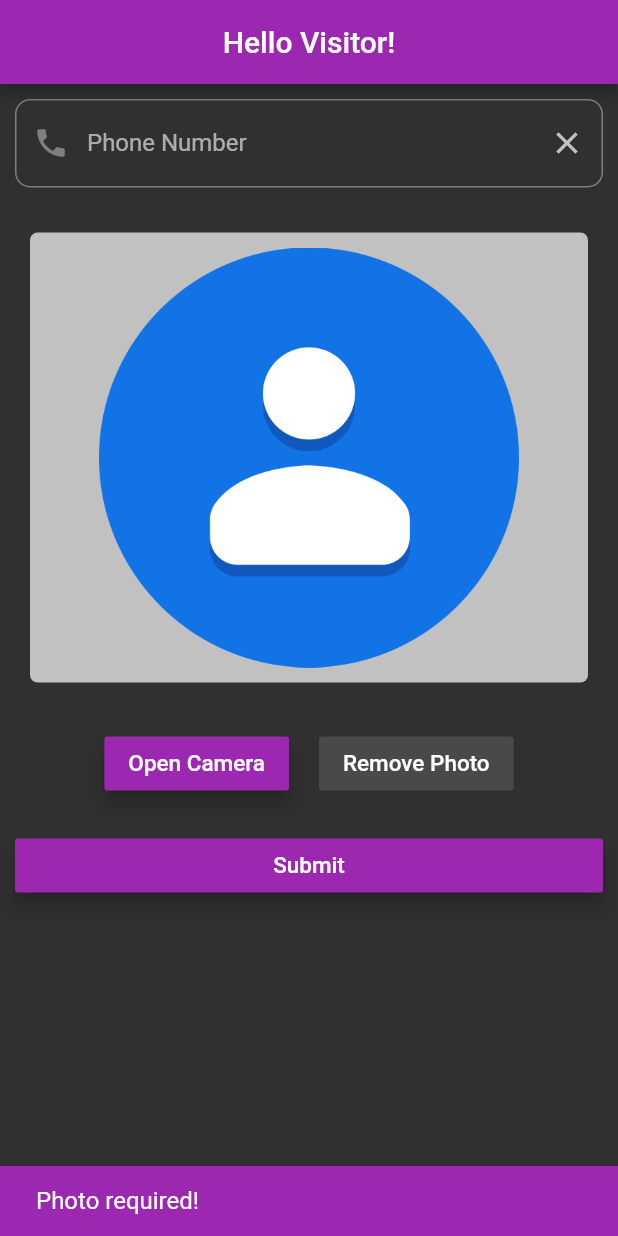
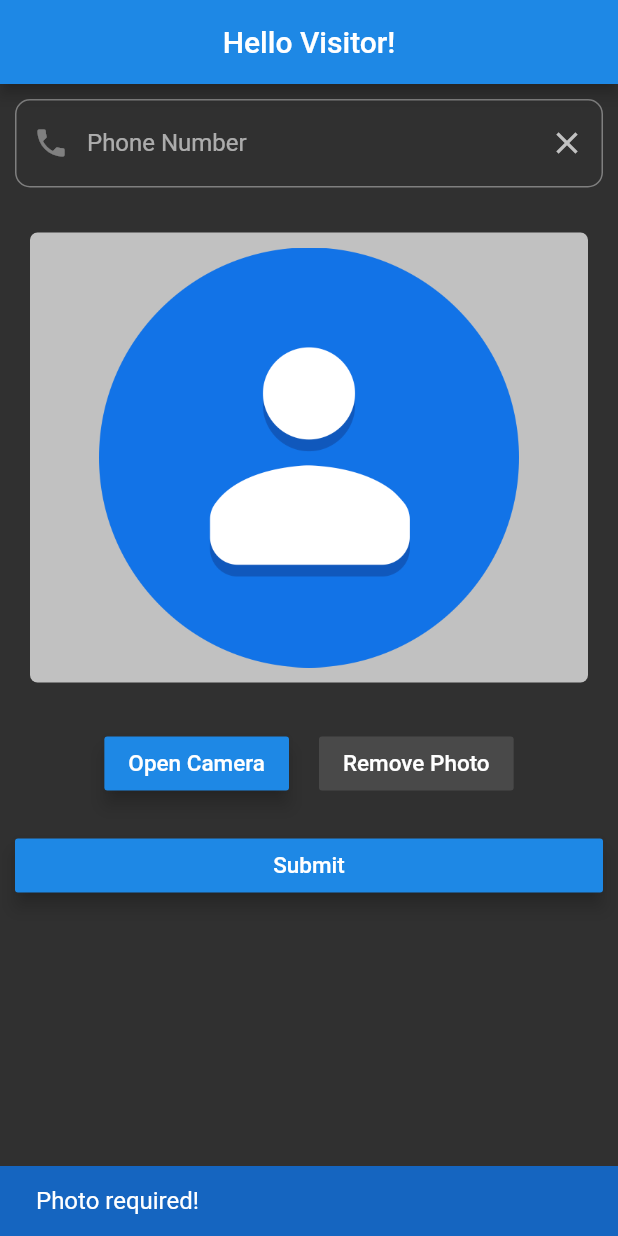
Before and after one commit to Amol11/Visitor-testapp, a Flutter app: the screen it shows after launch, after a tap on "Submit", on a phone screen of 412 x 824 dp. Run offline on Flutter 3.47's test engine with Material 2 defaults, Android fonts, the phone set to English and light mode, and no system bars; our stand-ins replace firebase_auth, image_picker; accounts and stored records are empty.

Commit message:
UI changes

```diff
--- a/lib/common/widgets/snackbar.dart
+++ b/lib/common/widgets/snackbar.dart
@@ -2,14 +2,15 @@ import 'package:flutter/material.dart';
 
 showSnackBar(String message,final GlobalKey<ScaffoldState> _scaffoldKey) {
   var snackBar = SnackBar(
-    duration: Duration(seconds: 1),
-    backgroundColor: Colors.purple,
+    duration: Duration(seconds: 3),
+    backgroundColor: Colors.blue[800],
     content: Text(
       message,
+      textAlign: TextAlign.justify,
       style: TextStyle(
         fontSize: 16.0,
         fontWeight: FontWeight.w400,
-        color: Colors.white
+        color: Colors.white,
       ),
     ),
   );
--- a/lib/main.dart
+++ b/lib/main.dart
@@ -9,7 +9,23 @@ class VisitorApp extends StatelessWidget{
   Widget build(BuildContext context) {
     //SystemChrome.setEnabledSystemUIOverlays ([]);
     return MaterialApp(
-      theme: ThemeData.dark(),
+      theme: ThemeData(
+        // Define the default brightness and colors.
+        brightness: Brightness.dark,
+        primaryColor: Colors.purpleAccent,
+        accentColor: Colors.cyan[600],
+
+        // Define the default font family.
+        fontFamily: 'Roboto',
+
+        // Define the default TextTheme. Use this to specify the default
+        // text styling for headlines, titles, bodies of text, and more.
+//        textTheme: TextTheme(
+//          headline: TextStyle(fontSize: 72.0, fontWeight: FontWeight.bold),
+//          title: TextStyle(fontSize: 36.0, fontStyle: FontStyle.italic),
+//          body1: TextStyle(fontSize: 14.0, fontFamily: 'Roboto'),
+//        ),
+      ),
       home: LoginPg(),
     );
   }
--- a/lib/screens/login.dart
+++ b/lib/screens/login.dart
@@ -23,17 +23,16 @@ class LoginPgState extends State<LoginPg> {
   Future<void> verifyPhone() async {
     final PhoneCodeAutoRetrievalTimeout autoRetrieve = (String verId) {
       this.verificationId = verId;
-      smsCodeDialog(context).then((value){
-        print('Signed In');
+      smsCodeDialog(context).then((value) {
         signIn();
       });
     };
 
     final PhoneCodeSent smsCodeSent = (String verId, [int forceCodeResend]) {
       this.verificationId = verId;
-      smsCodeDialog(context).then((value){
+      smsCodeDialog(context).then((value) {
+        signIn();
         print('Signed In');
-        signIn();
       });
     };
 
@@ -43,7 +42,11 @@ class LoginPgState extends State<LoginPg> {
 
     PhoneVerificationFailed veriFailed(AuthException exception) {
       print('${exception.message}');
-    };
+      if(exception.message == 'We have blocked all requests from this device due to unusual activity. Try again later.')
+        showSnackBar('Maximum number of allowed requests reached. Please retry later.', _scaffoldKey);
+    }
+
+    ;
 
     await FirebaseAuth.instance.verifyPhoneNumber(
         phoneNumber: '+91${_phoneNo.text}',
@@ -58,12 +61,12 @@ class LoginPgState extends State<LoginPg> {
     final AuthCredential credential = PhoneAuthProvider.getCredential(
         verificationId: verificationId, smsCode: smsCode);
 
-    FirebaseAuth.instance.signInWithCredential(credential)
-        .then((user) {
-          print('Welcome ${_phoneNo.text}');
-//      showSnackBar('Welcome ${_phoneNo.text}',
-//          _scaffoldKey);
+    FirebaseAuth.instance.signInWithCredential(credential).then((user) {
+      print("signed In");
+      print('Welcome ${_phoneNo.text}');
+      showSnackBar('Welcome ${_phoneNo.text}', _scaffoldKey);
     }).catchError((e) {
+      showSnackBar('Authentication Failed. Please retry later.', _scaffoldKey);
       print('Auth Credential Error: $e');
     });
   }
@@ -73,7 +76,7 @@ class LoginPgState extends State<LoginPg> {
     return Scaffold(
       key: _scaffoldKey,
       appBar: AppBar(
-        backgroundColor: Colors.purple,
+        backgroundColor: Colors.blue[600],
         title: Center(
           child: Text('Hello Visitor!'),
         ),
@@ -127,8 +130,9 @@ class LoginPgState extends State<LoginPg> {
                 Padding(
                   padding: EdgeInsets.all(10.0),
                   child: RaisedButton(
+                    splashColor: Colors.white,
                     elevation: 5.0,
-                    color: Colors.purple,
+                    color: Colors.blue[600],
                     child: Text(
                       _cameraButtonTxt,
                       style: TextStyle(fontSize: 15.0, color: Colors.white),
@@ -145,9 +149,10 @@ class LoginPgState extends State<LoginPg> {
                 Padding(
                   padding: EdgeInsets.all(10.0),
                   child: RaisedButton(
+                      splashColor: Colors.white,
                       disabledColor: Colors.white12,
                       elevation: 5.0,
-                      color: Colors.purple,
+                      color: Colors.blue[600],
                       child: Text(
                         'Remove Photo',
                         style: TextStyle(fontSize: 15.0, color: Colors.white),
@@ -160,8 +165,9 @@ class LoginPgState extends State<LoginPg> {
             Padding(
               padding: EdgeInsets.all(10.0),
               child: RaisedButton(
+                splashColor: Colors.white,
                 elevation: 5.0,
-                color: Colors.purple,
+                color: Colors.blue[600],
                 child: Text('Submit',
                     style: TextStyle(fontSize: 15.0, color: Colors.white)),
                 onPressed: () {
@@ -174,8 +180,9 @@ class LoginPgState extends State<LoginPg> {
                       if (_formKey.currentState.validate()) {
                         //verifyPhone();
                         showAlert(
-                            'Do you really want to send an OTP to +91${_phoneNo
-                                .text} ?', 'Confirmation', context);
+                            'Are you sure you want to send an OTP to +91${_phoneNo.text} ?',
+                            'Confirmation',
+                            context);
                       }
                     }
                   });
@@ -194,11 +201,18 @@ class LoginPgState extends State<LoginPg> {
         barrierDismissible: false,
         builder: (BuildContext context) {
           return AlertDialog(
+            shape: RoundedRectangleBorder(
+              borderRadius: BorderRadius.circular(10.0),
+            ),
             title: Text('Enter the OTP'),
-            content: TextField(
-              onChanged: (value) {
-                this.smsCode = value;
-              },
+            content: Padding(
+              padding: const EdgeInsets.all(10.0),
+              child: TextField(
+                keyboardType: TextInputType.numberWithOptions(),
+                onChanged: (value) {
+                  this.smsCode = value;
+                },
+              ),
             ),
             contentPadding: EdgeInsets.all(10.0),
             actions: <Widget>[
@@ -214,7 +228,10 @@ class LoginPgState extends State<LoginPg> {
                     }
                   });
                 },
-                child: Text('Done'),
+                child: Text(
+                  'Done',
+                  style: TextStyle(color: Colors.blue[600]),
+                ),
               )
             ],
           );
@@ -242,7 +259,7 @@ class LoginPgState extends State<LoginPg> {
           },
           child: Text(
             'No',
-            style: TextStyle(color: Colors.purpleAccent),
+            style: TextStyle(color: Colors.blue[600]),
           ),
         ),
         FlatButton(
@@ -252,7 +269,7 @@ class LoginPgState extends State<LoginPg> {
           },
           child: Text(
             'Yes',
-            style: TextStyle(color: Colors.purpleAccent),
+            style: TextStyle(color: Colors.blue[600]),
           ),
         ),
       ],
@@ -272,12 +289,12 @@ class LoginPgState extends State<LoginPg> {
     });
   }
 
-  textValidator(String value) {
-    if (value.isEmpty || value.length != 10) {
-      return "Invalid phone number";
-    } else
-      return null;
-  }
+//  textValidator(String value) {
+//    if (value.isEmpty || value.length != 10) {
+//      return "Invalid phone number";
+//    } else
+//      return null;
+//  }
 
   getImage(ImageSource source) async {
     try {
```
